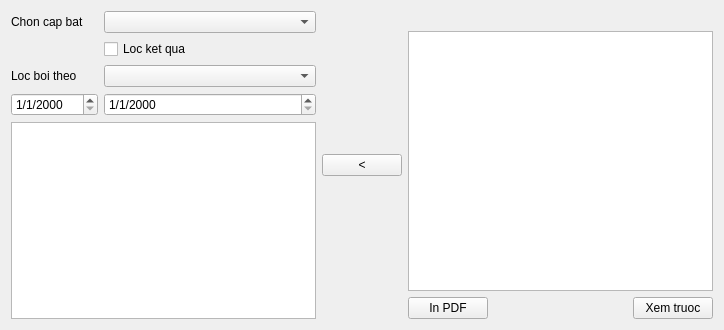
Before: the Qt Designer form reporttctre.ui in xdien/tcmr, drawn with Qt 5.
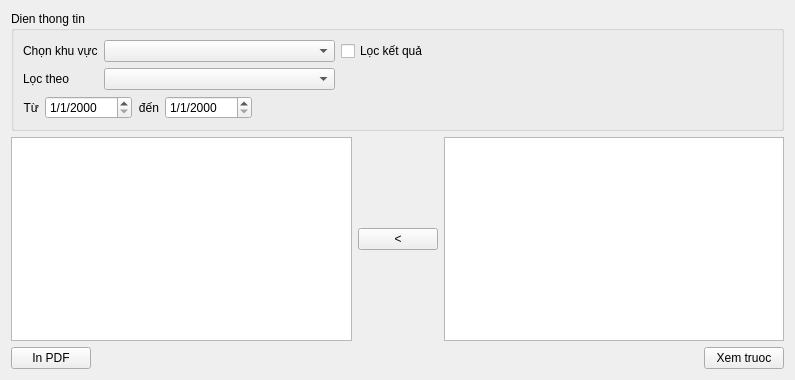
After: the same form once the commit is applied.

What changed in the file:
```diff
--- a/reporttctre.ui
+++ b/reporttctre.ui
@@ -6,8 +6,8 @@
    <rect>
     <x>0</x>
     <y>0</y>
-    <width>724</width>
-    <height>330</height>
+    <width>795</width>
+    <height>380</height>
    </rect>
   </property>
   <property name="windowTitle">
@@ -16,47 +16,119 @@
   <property name="whatsThis">
    <string>Báo cáo kết quả tiêm chủng cho trẻ em các bệnh như sởi, viêm nảo nhật bản</string>
   </property>
-  <layout class="QHBoxLayout" name="horizontalLayout_2">
+  <layout class="QVBoxLayout" name="verticalLayout_2">
    <item>
+    <widget class="QGroupBox" name="groupBox">
+     <property name="title">
+      <string>Dien thong tin</string>
+     </property>
     <layout class="QVBoxLayout" name="verticalLayout">
      <item>
-      <layout class="QFormLayout" name="formLayout">
+       <layout class="QGridLayout" name="gridLayout_2">
        <item row="0" column="0">
         <widget class="QLabel" name="label">
          <property name="text">
-          <string>Chon cap bat</string>
+           <string>Chọn khu vực</string>
          </property>
         </widget>
        </item>
        <item row="0" column="1">
-        <widget class="QComboBox" name="comboBox"/>
-       </item>
-       <item row="2" column="0">
+         <widget class="QComboBox" name="comboBox">
+          <property name="sizePolicy">
+           <sizepolicy hsizetype="Maximum" vsizetype="Maximum">
+            <horstretch>0</horstretch>
+            <verstretch>0</verstretch>
+           </sizepolicy>
+          </property>
+          <property name="minimumSize">
+           <size>
+            <width>231</width>
+            <height>0</height>
+           </size>
+          </property>
+          <property name="maximumSize">
+           <size>
+            <width>200</width>
+            <height>16777215</height>
+           </size>
+          </property>
+         </widget>
+        </item>
+        <item row="0" column="2">
+         <widget class="QCheckBox" name="checkBox">
+          <property name="text">
+           <string>Lọc kết quả</string>
+          </property>
+         </widget>
+        </item>
+        <item row="1" column="0">
         <widget class="QLabel" name="label_2">
          <property name="text">
-          <string>Loc boi theo</string>
+           <string>Lọc theo</string>
          </property>
         </widget>
        </item>
-       <item row="2" column="1">
-        <widget class="QComboBox" name="comboBox_2"/>
-       </item>
        <item row="1" column="1">
-        <widget class="QCheckBox" name="checkBox">
+         <widget class="QComboBox" name="comboBox_2"/>
+        </item>
+        <item row="1" column="2">
+         <spacer name="horizontalSpacer_4">
+          <property name="orientation">
+           <enum>Qt::Horizontal</enum>
+          </property>
+          <property name="sizeHint" stdset="0">
+           <size>
+            <width>40</width>
+            <height>20</height>
+           </size>
+          </property>
+         </spacer>
+        </item>
+       </layout>
+      </item>
+      <item>
+       <layout class="QFormLayout" name="formLayout_3">
+        <item row="0" column="0">
+         <layout class="QFormLayout" name="formLayout">
+          <item row="0" column="0">
+           <widget class="QLabel" name="label_3">
          <property name="text">
-          <string>Loc ket qua</string>
+             <string>Từ</string>
+            </property>
+            <property name="alignment">
+             <set>Qt::AlignRight|Qt::AlignTrailing|Qt::AlignVCenter</set>
          </property>
         </widget>
        </item>
-       <item row="3" column="0">
+          <item row="0" column="1">
         <widget class="QDateEdit" name="dateEdit">
          <property name="displayFormat">
           <string>d/M/yyyy</string>
          </property>
         </widget>
        </item>
-       <item row="3" column="1">
+         </layout>
+        </item>
+        <item row="0" column="1">
+         <layout class="QFormLayout" name="formLayout_2">
+          <item row="0" column="0">
+           <widget class="QLabel" name="label_4">
+            <property name="text">
+             <string>đến</string>
+            </property>
+            <property name="alignment">
+             <set>Qt::AlignRight|Qt::AlignTrailing|Qt::AlignVCenter</set>
+            </property>
+           </widget>
+          </item>
+          <item row="0" column="1">
         <widget class="QDateEdit" name="dateEdit_2">
+            <property name="sizePolicy">
+             <sizepolicy hsizetype="Maximum" vsizetype="Fixed">
+              <horstretch>0</horstretch>
+              <verstretch>0</verstretch>
+             </sizepolicy>
+            </property>
          <property name="currentSection">
           <enum>QDateTimeEdit::DaySection</enum>
          </property>
@@ -67,11 +139,16 @@
        </item>
       </layout>
      </item>
+       </layout>
+      </item>
+     </layout>
+    </widget>
+   </item>
+   <item>
+    <layout class="QHBoxLayout" name="horizontalLayout_2">
      <item>
       <widget class="QListView" name="listView__diaphuong"/>
      </item>
-    </layout>
-   </item>
    <item>
     <widget class="QPushButton" name="pushButton">
      <property name="text">
@@ -80,23 +157,6 @@
     </widget>
    </item>
    <item>
-    <layout class="QVBoxLayout" name="verticalLayout_3">
-     <item>
-      <layout class="QVBoxLayout" name="verticalLayout_2">
-       <item>
-        <spacer name="horizontalSpacer">
-         <property name="orientation">
-          <enum>Qt::Horizontal</enum>
-         </property>
-         <property name="sizeHint" stdset="0">
-          <size>
-           <width>40</width>
-           <height>20</height>
-          </size>
-         </property>
-        </spacer>
-       </item>
-       <item>
         <widget class="QListView" name="listView_dsdiaphuongDChon"/>
        </item>
       </layout>
@@ -129,8 +189,6 @@
           <string>Xem truoc</string>
          </property>
         </widget>
-       </item>
-      </layout>
      </item>
     </layout>
    </item>
```
Left out of the diff: 5 changed lines with no effect on the pictures. Lines whose indentation alone changed are shown as unchanged.
